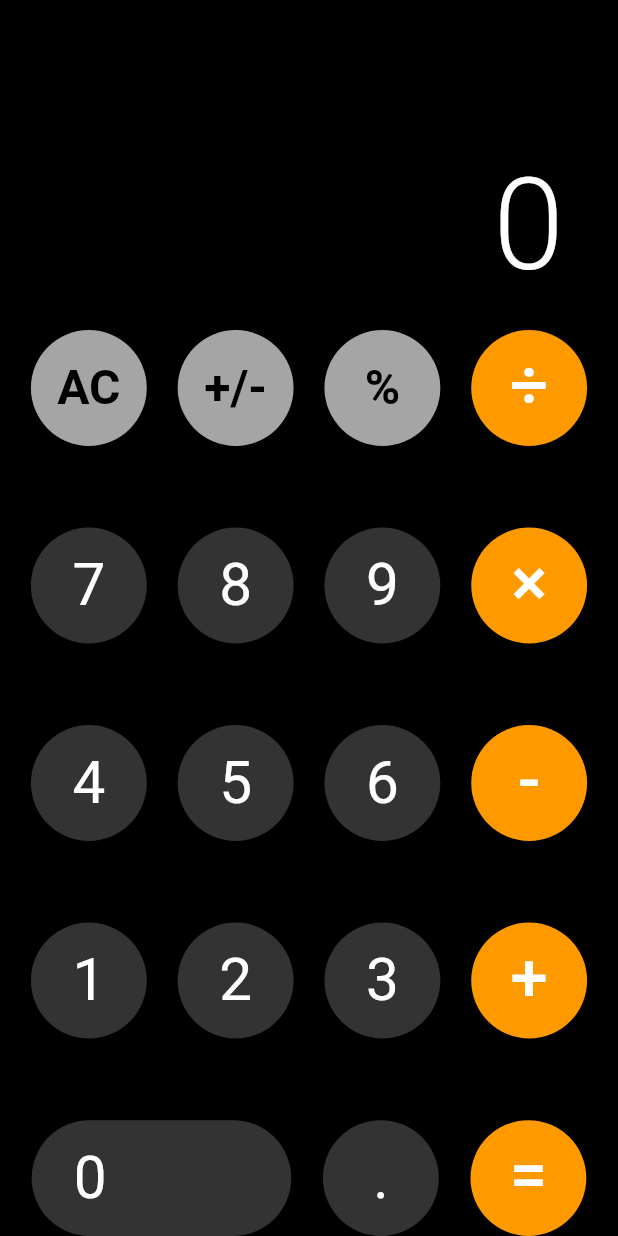
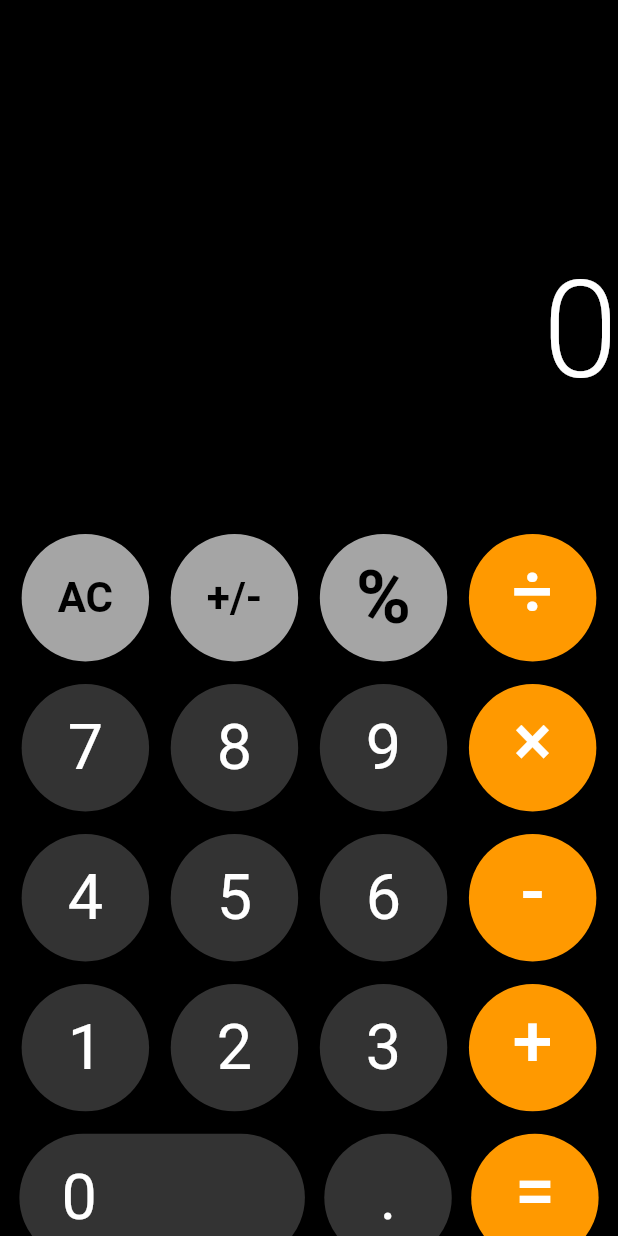
Before and after one commit to UKNOWME104/Lab1_App-Dev, a Flutter app: the screen it shows after launch, after a tap on "AC", on a phone screen of 412 x 824 dp. Run offline on Flutter 3.47's test engine with Material 3 defaults, Android fonts, the phone set to English and light mode, and no system bars; drawn by our look-alikes of auto_size_text; Roboto replaces fonts that are missing (SFNSDisplay); project files that could hold a hidden picture were left out.

Commit message:
not done

```diff
--- a/lib/buttons.dart
+++ b/lib/buttons.dart
@@ -37,29 +37,27 @@ class NumberButton extends GeneralButton {
   Widget build(BuildContext context) {
     double screenWidth = MediaQuery.of(context).size.width;
     double size = screenWidth * 0.75 / 4;
+
     return ElevatedButton(
       onPressed: onPressed,
       style: style ??
           ElevatedButton.styleFrom(
             backgroundColor: const Color(0xFF333333),
             shape: const CircleBorder(),
-            // padding: const EdgeInsets.all(20),
             textStyle: const TextStyle(
               fontFamily: "SFNSDisplay",
               fontWeight: FontWeight.w400,
               color: Colors.white,
-              fontSize: 39,
+              fontSize: 42, // Increased font size
             ),
-            fixedSize: Size(size, size),
+            fixedSize: Size(size * 1.1, size * 1.1), // Set to 1.05
           ),
       child: Center(
         child: Align(
           alignment: alignment ?? Alignment.center,
           child: Text(
-            style: const TextStyle(
-              // height: 1.05,
-            ),
             label,
+            style: const TextStyle(color: Colors.white),
             textAlign: TextAlign.center,
           ),
         ),
@@ -83,11 +81,10 @@ class ExtraButton extends GeneralButton {
 
     return ElevatedButton(
       onPressed: onPressed,
-      style: style ??
-          ElevatedButton.styleFrom(
+      style: style ?? ElevatedButton.styleFrom(
         backgroundColor: const Color(0xFFA5A5A5),
         shape: const CircleBorder(),
-            fixedSize: Size(size, size),
+        fixedSize: Size(size * 1.1, size * 1.1), // Set to 1.05
       ),
       child: FittedBox(
         fit: BoxFit.scaleDown,
@@ -97,7 +94,7 @@ class ExtraButton extends GeneralButton {
               fontFamily: "SFNSDisplay",
               color: Colors.black,
               fontWeight: FontWeight.w600,
-              fontSize: 32),
+              fontSize: 70), // Increased font size
         ),
       ),
     );
@@ -116,23 +113,24 @@ class OpButton extends GeneralButton {
   Widget build(BuildContext context) {
     double screenWidth = MediaQuery.of(context).size.width;
     double size = screenWidth * 0.75 / 4;
+
     return ElevatedButton(
       onPressed: onPressed,
-      style: style ??
-          ElevatedButton.styleFrom(
+      style: style ?? ElevatedButton.styleFrom(
         backgroundColor: const Color(0xFFFF9900),
         shape: const CircleBorder(),
         padding: const EdgeInsets.all(20),
         textStyle: const TextStyle(
+          color: Colors.white,
           height: 0.89,
           fontFamily: "SFNSDisplay",
           fontWeight: FontWeight.w500,
-              color: Colors.white,
-              fontSize: 45,
+          fontSize: 48, // Increased font size
         ),
-            fixedSize: Size(size, size),
+        fixedSize: Size(size * 1.1, size * 1.1), // Set to 1.05
       ),
-      child: Text(label),
+      child: Text(label,
+          style: const TextStyle(color: Colors.white)),
     );
   }
 }
--- a/lib/calculator.dart
+++ b/lib/calculator.dart
@@ -1,42 +1,35 @@
+import 'package:flutter/material.dart';
+import 'package:provider/provider.dart';
+import 'buttons.dart';
+import 'calculator_provider.dart';
 
-import 'package:assignment1/buttons.dart';
-import 'package:auto_size_text/auto_size_text.dart';
-import 'package:flutter/material.dart';
-
-
-class Calculator extends StatefulWidget {
+class Calculator extends StatelessWidget {
   Calculator({super.key});
 
-  String display = "0";
-  double balance = 0.0;
-  String oldOperation = "";
-  String? newOperation = "+";
-
-  @override
-  State<Calculator> createState() => _CalculatorState();
-}
-
-class _CalculatorState extends State<Calculator> {
   @override
   Widget build(BuildContext context) {
+    final provider = Provider.of<CalculatorProvider>(context);
     return Scaffold(
       body: Column(
+        mainAxisAlignment: MainAxisAlignment.spaceBetween, // Space between for proper layout
         children: [
+          // Added some spacing at the top to push the display area lower
+          const SizedBox(height: 85), // Space above the display area
+
           GestureDetector(
             onHorizontalDragEnd: (details) {
               if (details.primaryVelocity! > 0) {
-                backspace();
+                provider.clear();
               }
             },
-            child: Padding(
-              padding: const EdgeInsets.only(top: 100),
-              child: displayArea(),
-            ),
+            child: displayArea(provider),
           ),
+
+          // Expanded section for buttons
           Expanded(
             child: Padding(
-              padding: const EdgeInsets.only(top: 20),
-              child: buttonGrid(context),
+              padding: const EdgeInsets.only(top: 0),
+              child: buttonGrid(context, provider),
             ),
           ),
         ],
@@ -44,146 +37,85 @@ class _CalculatorState extends State<Calculator> {
     );
   }
 
-  SizedBox displayArea() {
+  // Display area for the answer number
+  SizedBox displayArea(CalculatorProvider provider) {
     return SizedBox(
-      height: 100,
-      width: double.infinity,
-      child: Padding(
-        padding: const EdgeInsets.only(right: 36, left: 28),
-        child: Align(
-          alignment: Alignment.centerRight,
-          child: AutoSizeText(
-            widget.display,
-            // style: Theme.of(context).textTheme.bodyLarge,
-            textAlign: TextAlign.right,
-            style: const TextStyle(
-              fontFamily: "SFNSDisplay",
-              fontWeight: FontWeight.w300,
-              color: Colors.white,
-              fontSize: 90,
-            ),
-            maxLines: 1,
-            stepGranularity: 1,
-            overflow: TextOverflow.ellipsis,
-          ),
+      height: 271,
+      child: Align(
+        alignment: Alignment.centerRight,
+        child: Text(
+          provider.display,
+          style: const TextStyle(color: Colors.white, fontSize: 90, fontWeight: FontWeight.w300 ),
+          maxLines: 1,
         ),
       ),
     );
   }
 
-  Column buttonGrid(BuildContext context) {
+  // Button grid layout
+  Column buttonGrid(BuildContext context, CalculatorProvider provider) {
     return Column(
-      mainAxisAlignment: MainAxisAlignment.spaceBetween,
+      mainAxisAlignment: MainAxisAlignment.end, // Keep buttons aligned at the bottom
       children: [
+        // Space above the first row of buttons
+        const SizedBox(height: 0), // Space above the buttons
+
+        // First row of buttons
         Row(
           mainAxisAlignment: MainAxisAlignment.spaceEvenly,
           children: [
-            ExtraButton(
-                label: "AC",
-                onPressed: () {
-                  clear();
-                }),
-            ExtraButton(
-                label: "+/-",
-                onPressed: () {
-                  handleSpecialPressed("±");
-                }),
-            ExtraButton(
-                label: "%",
-                onPressed: () {
-                  handleSpecialPressed("%");
-                }),
-            OpButton(
-                label: "÷",
-                onPressed: () {
-                  handleOperationPressed("/");
-                })
+            ExtraButton(label: "AC", onPressed: provider.clear),
+            ExtraButton(label: "+/-", onPressed: () => provider.handleSpecialPressed("±")),
+            ExtraButton(label: "%", onPressed: () => provider.handleSpecialPressed("%")),
+            OpButton(label: "÷", onPressed: () => provider.handleOperationPressed("/")),
           ],
         ),
+        const SizedBox(height: 15), // Increased vertical spacing
+
+        // Second row
+        Row(
+          mainAxisAlignment: MainAxisAlignment.spaceEvenly,
+          children: [
+            NumberButton(label: "7", onPressed: () => provider.handleNumberPressed(7)),
+            NumberButton(label: "8", onPressed: () => provider.handleNumberPressed(8)),
+            NumberButton(label: "9", onPressed: () => provider.handleNumberPressed(9)),
+            OpButton(label: "×", onPressed: () => provider.handleOperationPressed("x")),
+          ],
+        ),
+        const SizedBox(height: 15), // Increased vertical spacing
+
+        // Third row
+        Row(
+          mainAxisAlignment: MainAxisAlignment.spaceEvenly,
+          children: [
+            NumberButton(label: "4", onPressed: () => provider.handleNumberPressed(4)),
+            NumberButton(label: "5", onPressed: () => provider.handleNumberPressed(5)),
+            NumberButton(label: "6", onPressed: () => provider.handleNumberPressed(6)),
+            OpButton(label: "-", onPressed: () => provider.handleOperationPressed("-")),
+          ],
+        ),
+        const SizedBox(height: 15), // Increased vertical spacing
+
+        // Fourth row
+        Row(
+          mainAxisAlignment: MainAxisAlignment.spaceEvenly,
+          children: [
+            NumberButton(label: "1", onPressed: () => provider.handleNumberPressed(1)),
+            NumberButton(label: "2", onPressed: () => provider.handleNumberPressed(2)),
+            NumberButton(label: "3", onPressed: () => provider.handleNumberPressed(3)),
+            OpButton(label: "+", onPressed: () => provider.handleOperationPressed("+")),
+          ],
+        ),
+        const SizedBox(height: 15), // Increased vertical spacing
+
+        // Fifth row with zero, decimal, and equal buttons
         Row(
           mainAxisAlignment: MainAxisAlignment.spaceEvenly,
           children: [
             NumberButton(
-                label: "7",
-                onPressed: () {
-                  handleNumberPressed(7);
-                }),
-            NumberButton(
-                label: "8",
-                onPressed: () {
-                  handleNumberPressed(8);
-                }),
-            NumberButton(
-                label: "9",
-                onPressed: () {
-                  handleNumberPressed(9);
-                }),
-            OpButton(
-                label: "×",
-                onPressed: () {
-                  handleOperationPressed("x");
-                })
-          ],
-        ),
-        Row(
-          mainAxisAlignment: MainAxisAlignment.spaceEvenly,
-          children: [
-            NumberButton(
-                label: "4",
-                onPressed: () {
-                  handleNumberPressed(4);
-                }),
-            NumberButton(
-                label: "5",
-                onPressed: () {
-                  handleNumberPressed(5);
-                }),
-            NumberButton(
-                label: "6",
-                onPressed: () {
-                  handleNumberPressed(6);
-                }),
-            OpButton(
-                label: "-",
-                onPressed: () {
-                  handleOperationPressed("-");
-                })
-          ],
-        ),
-        Row(
-          mainAxisAlignment: MainAxisAlignment.spaceEvenly,
-          children: [
-            NumberButton(
-                label: "1",
-                onPressed: () {
-                  handleNumberPressed(1);
-                }),
-            NumberButton(
-                label: "2",
-                onPressed: () {
-                  handleNumberPressed(2);
-                }),
-            NumberButton(
-                label: "3",
-                onPressed: () {
-                  handleNumberPressed(3);
-                }),
-            OpButton(
-                label: "+",
-                onPressed: () {
-                  handleOperationPressed("+");
-                })
-          ],
-        ),
-        Row(
-          mainAxisAlignment: MainAxisAlignment.spaceEvenly,
-          children: [
-            NumberButton(
+              label: "0",
+              onPressed: () => provider.handleNumberPressed(0),
               alignment: Alignment.centerLeft,
-              label: "0",
-              onPressed: () {
-                handleNumberPressed(0);
-              },
               style: ElevatedButton.styleFrom(
                 backgroundColor: const Color(0xFF333333),
                 shape: RoundedRectangleBorder(
@@ -191,216 +123,21 @@ class _CalculatorState extends State<Calculator> {
                 ),
                 padding: const EdgeInsets.only(left: 28),
                 fixedSize: Size(
-                    MediaQuery.sizeOf(context).width * 2.4 * 0.7 / 4,
-                    MediaQuery.sizeOf(context).width * 0.75 / 4),
+                  MediaQuery.of(context).size.width * 2.4 * 0.7 / 4 * 1.1, // Set button size to 1.1
+                  MediaQuery.of(context).size.width * 0.75 / 4 * 1.1, // Set button size to 1.1
+                ),
                 textStyle: const TextStyle(
                   fontFamily: "SFNSDisplay",
-                  fontSize: 39,
+                  fontSize: 42, // Match the font size of NumberButton
                 ),
               ),
             ),
-            NumberButton(
-                label: ".", onPressed: () => handleSpecialPressed(".")),
-            OpButton(
-              label: "=",
-              onPressed: () {
-                handleOperationPressed("=");
-              },
-            )
+            NumberButton(label: ".", onPressed: () => provider.handleSpecialPressed(".")),
+            OpButton(label: "=", onPressed: () => provider.handleOperationPressed("=")),
           ],
         ),
+        const SizedBox(height: 50), // Increased space at the bottom for a more balanced layout
       ],
     );
   }
-
-  void clear() {
-    setState(() {
-      widget.display = "0";
-      widget.balance = 0.0;
-      widget.oldOperation = "";
-      widget.newOperation = "+";
-    });
-    printStates();
-  }
-
-  void printStates() {
-    print("balance: ${widget.balance}");
-    print("display: ${widget.display}");
-    print("oldOperation: ${widget.oldOperation}");
-    print("newOperation: ${widget.newOperation}");
-  }
-
-  String doubleToString(double value) {
-    if (value.isInfinite || value.isNaN) return "NaN";
-
-    if (value == value.toInt()) {
-      return value.toInt().toString();
-    } else {
-      return value.toString();
-    }
-  }
-
-  void handleNumberPressed(int number) {
-    if (widget.newOperation != null) {
-      typeNextOperand(number);
-    } else {
-      print("append");
-      appendNumber(number);
-    }
-    printStates();
-  }
-
-  void handleNan() {
-    setState(() {
-      widget.display = "NaN";
-      widget.balance = 0.0;
-      widget.oldOperation = "";
-      widget.newOperation = "+";
-    });
-    printStates();
-  }
-
-  void handleOperationPressed(String operation) {
-    if (operation == "=") {
-      if (widget.oldOperation.startsWith("=")) {
-        String oper = widget.oldOperation.substring(1, 2);
-        double value = double.parse(widget.oldOperation.substring(2));
-        widget.balance = calculate(widget.balance, oper, value);
-        widget.newOperation = "=";
-
-        setState(() {
-          widget.display = doubleToString(widget.balance);
-        });
-        printStates();
-        return;
-      } else {
-        double displayValue = double.parse(widget.display);
-        widget.balance =
-            calculate(widget.balance, widget.oldOperation, displayValue);
-        widget.oldOperation = "=${widget.oldOperation}$displayValue";
-        widget.newOperation = "=";
-
-        setState(() {
-          widget.display = doubleToString(widget.balance);
-        });
-        printStates();
-        return;
-      }
-    }
-
-    if (widget.newOperation == null) {
-      widget.balance = calculate(
-          widget.balance, widget.oldOperation, double.parse(widget.display));
-      setState(() {
-        widget.display = doubleToString(widget.balance);
-      });
-    }
-
-    widget.newOperation = operation;
-    printStates();
-  }
-
-  switchSign(String display) {
-    if (display == "0") {
-      return display;
-    } else if (display[0] == "-") {
-      return display.substring(1);
-    } else {
-      return "-$display";
-    }
-  }
-
-  void handleSpecialPressed(String special) {
-    switch (special) {
-      case "AC":
-        clear();
-        break;
-      case "±":
-        setState(() {
-          widget.display = switchSign(widget.display);
-        });
-        break;
-      case "%":
-        setState(() {
-          widget.display = doubleToString(double.parse(widget.display) / 100);
-        });
-        widget.newOperation = "";
-        break;
-      case ".":
-        if (widget.newOperation != null) {
-          setState(() {
-            widget.display = "0.";
-            widget.newOperation = null;
-          });
-        } else if (!widget.display.contains(".")) {
-          setState(() {
-            widget.display += ".";
-          });
-        }
-        break;
-      default:
-        break;
-    }
-  }
-
-  void appendNumber(int number) {
-    setState(() {
-      if (widget.display == "0") {
-        widget.display = number.toString();
-      } else {
-        widget.display += number.toString();
-      }
-    });
-  }
-
-  void typeNextOperand(int number) {
-    setState(() {
-      widget.oldOperation = widget.newOperation!;
-      widget.newOperation = null;
-      widget.display = number.toString();
-    });
-  }
-
-  double calculate(double op1, String op, double op2) {
-    if (op1.isInfinite || op1.isNaN) return op2;
-
-    switch (op) {
-      case "+":
-        return op1 + op2;
-      case "-":
-        return op1 - op2;
-      case "x":
-        return op1 * op2;
-      case "/":
-        return op1 / op2;
-      case "":
-        return op2;
-      case "=":
-        return op2;
-      default:
-      // if ()
-        return 0.0;
-    }
-  }
-
-  void backspace() {
-    if (widget.newOperation != null) {
-      return;
-    }
-
-    if (widget.display.length == 1) {
-      setState(() {
-        widget.display = "0";
-      });
-      return;
-    } else if (widget.display.length == 2 && widget.display[0] == "-") {
-      setState(() {
-        widget.display = "0";
-      });
-      return;
-    }
-    setState(() {
-      widget.display = widget.display.substring(0, widget.display.length - 1);
-    });
-  }
 }
--- /dev/null
+++ b/lib/calculator_provider.dart
@@ -0,0 +1,92 @@
+import 'package:flutter/material.dart';
+
+class CalculatorProvider extends ChangeNotifier {
+  String _display = "0";
+  double _balance = 0.0;
+  String _oldOperation = "";
+  String? _newOperation = "+";
+  List<String> _history = [];
+
+  String get display => _display;
+  List<String> get history => _history;
+
+  void clear() {
+    _display = "0";
+    _balance = 0.0;
+    _oldOperation = "";
+    _newOperation = "+";
+    notifyListeners();
+  }
+
+  void handleNumberPressed(int number) {
+    if (_newOperation != null) {
+      typeNextOperand(number);
+    } else {
+      appendNumber(number);
+    }
+    notifyListeners();
+  }
+
+  void handleOperationPressed(String operation) {
+    if (operation == "=") {
+      double displayValue = double.parse(_display);
+      _balance = calculate(_balance, _oldOperation, displayValue);
+      _oldOperation = "=${_oldOperation}$displayValue";
+      _newOperation = "=";
+      _display = doubleToString(_balance);
+
+      _history.add('$_balance $_oldOperation $displayValue = $_display');
+    } else {
+      if (_newOperation == null) {
+        _balance = calculate(_balance, _oldOperation, double.parse(_display));
+        _display = doubleToString(_balance);
+      }
+      _newOperation = operation;
+    }
+    notifyListeners();
+  }
+
+  void handleSpecialPressed(String special) {
+    if (special == "AC") {
+      clear();
+    } else if (special == "±") {
+      _display = _display.startsWith("-") ? _display.substring(1) : "-$_display";
+    } else if (special == "%") {
+      _display = doubleToString(double.parse(_display) / 100);
+    } else if (special == "." && !_display.contains(".")) {
+      _display += ".";
+    }
+    notifyListeners();
+  }
+
+  void appendNumber(int number) {
+    _display = _display == "0" ? number.toString() : _display + number.toString();
+    notifyListeners();
+  }
+
+  void typeNextOperand(int number) {
+    _oldOperation = _newOperation!;
+    _newOperation = null;
+    _display = number.toString();
+    notifyListeners();
+  }
+
+  double calculate(double op1, String op, double op2) {
+    switch (op) {
+      case "+": return op1 + op2;
+      case "-": return op1 - op2;
+      case "x": return op1 * op2;
+      case "/": return op1 / op2;
+      default: return op2;
+    }
+  }
+
+  String doubleToString(double value) {
+    return value == value.toInt() ? value.toInt().toString() : value.toString();
+  }
+
+  void clearHistory() {
+    _history.clear();
+    notifyListeners();
+  }
+}
--- a/lib/main.dart
+++ b/lib/main.dart
@@ -1,6 +1,7 @@
-import 'package:assignment1/calculator.dart';
 import 'package:flutter/material.dart';
-
+import 'package:provider/provider.dart';
+import 'calculator.dart';
+import 'calculator_provider.dart';
 
 void main() {
   runApp(const MyApp());
@@ -11,20 +12,19 @@ class MyApp extends StatelessWidget {
 
   @override
   Widget build(BuildContext context) {
-    return MaterialApp(
-      debugShowCheckedModeBanner: false,
-      title: 'Flutter Demo',
-      theme: ThemeData(
+    return MultiProvider(
+      providers: [
+        ChangeNotifierProvider(create: (_) => CalculatorProvider()),
+      ],
+      child: MaterialApp(
+        debugShowCheckedModeBanner: false,
+        title: 'Flutter Calculator',
+        theme: ThemeData(
           colorScheme: ColorScheme.fromSeed(seedColor: Colors.black),
-          useMaterial3: false,
-          fontFamily: 'Helvetica',
-          textTheme: const TextTheme(
-            bodyLarge: TextStyle(color: Colors.white),
-            bodyMedium: TextStyle(color: Colors.white),
-            bodySmall: TextStyle(color: Colors.white),
-          ),
-          scaffoldBackgroundColor: Colors.black),
-      home: Calculator(),
+          scaffoldBackgroundColor: Colors.black,
+        ),
+        home: Calculator(),
+      ),
     );
   }
 }
```
Lines whose indentation alone changed are shown as unchanged.
